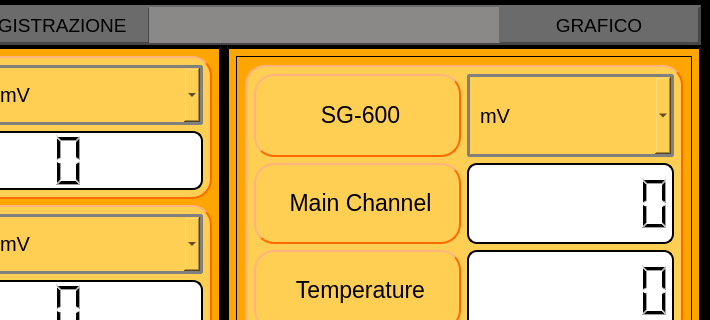
Qt form Qt Creator/View_QT_HomePage.ui (Mixer97/tesi_triennale) before a commit; both pictures show x 262 to 972 and y 0 to 320 of the 972 by 664 pixel window.
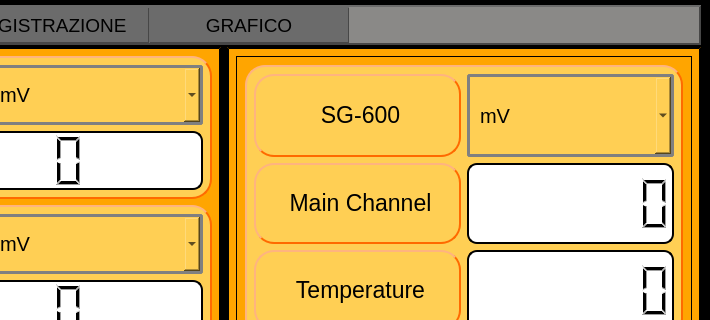
The same form after that commit.

Diff of the .ui file:
```diff
--- a/Qt Creator/View_QT_HomePage.ui
+++ b/Qt Creator/View_QT_HomePage.ui
@@ -1423,19 +1423,6 @@
             </property>
            </widget>
           </item>
-          <item>
-           <widget class="QFrame" name="frame_2">
-            <property name="styleSheet">
-             <string notr="true">    border-width: 0px;</string>
-            </property>
-            <property name="frameShape">
-             <enum>QFrame::StyledPanel</enum>
-            </property>
-            <property name="frameShadow">
-             <enum>QFrame::Raised</enum>
-            </property>
-           </widget>
-          </item>
           <item>
            <widget class="QPushButton" name="pushButton_grafico">
             <property name="sizePolicy">
@@ -1481,6 +1468,19 @@
             </property>
            </widget>
           </item>
+          <item>
+           <widget class="QFrame" name="frame_2">
+            <property name="styleSheet">
+             <string notr="true">    border-width: 0px;</string>
+            </property>
+            <property name="frameShape">
+             <enum>QFrame::StyledPanel</enum>
+            </property>
+            <property name="frameShadow">
+             <enum>QFrame::Raised</enum>
+            </property>
+           </widget>
+          </item>
          </layout>
         </widget>
        </item>
```
